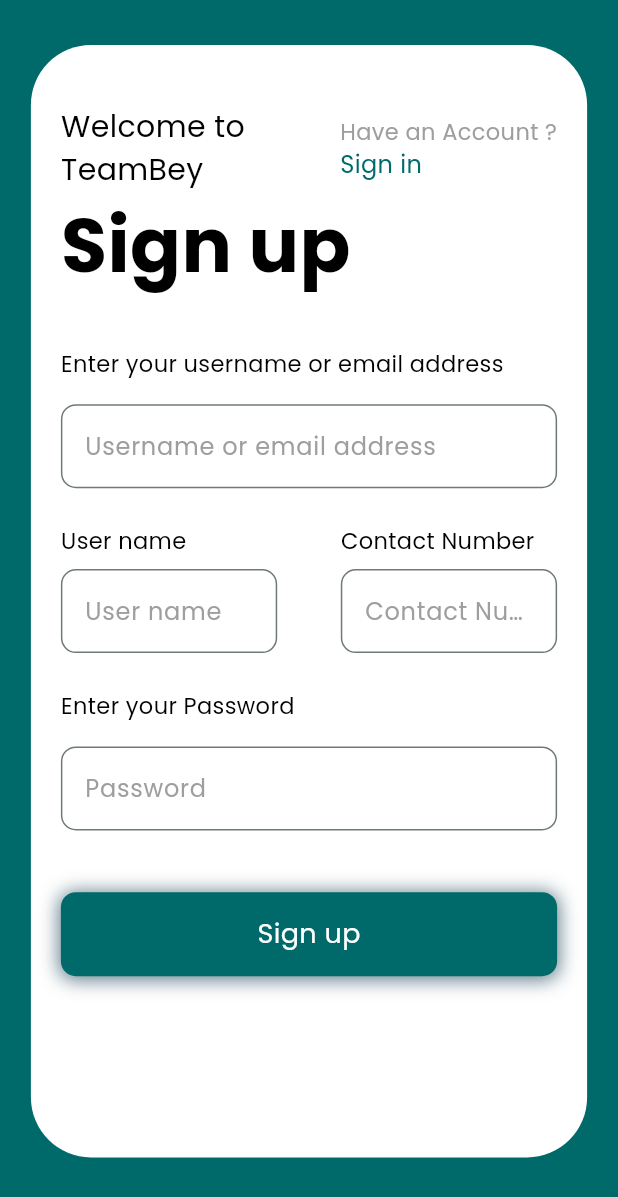
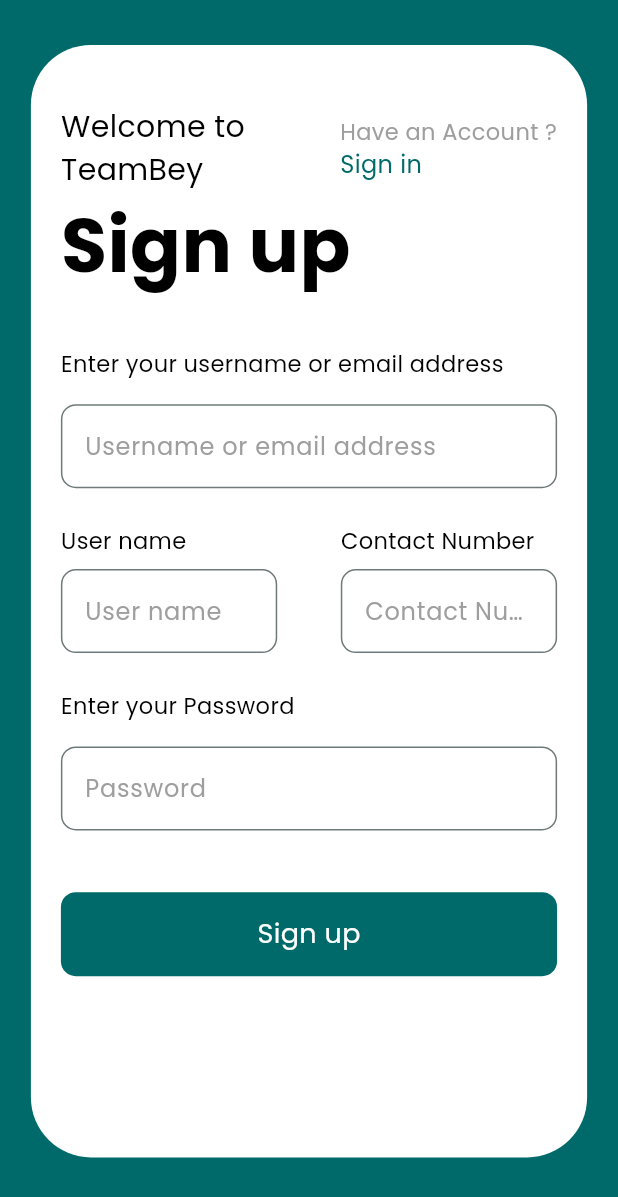
Before and after one commit to TeamBey/teamBey, a Flutter app: the screen it shows after launch, after a tap on "Sign up", on a phone screen of 412 x 824 dp. Shown: the top 1197 px of the screen. Run offline on Flutter 3.47's test engine with Material 3 defaults, Android fonts, the phone set to English and light mode, and no system bars; our stand-ins replace google_fonts.

Commit message:
Update: Small phone screen adaptation

```diff
--- a/mobile/lib/components/sign_in_up_components/buttons.dart
+++ b/mobile/lib/components/sign_in_up_components/buttons.dart
@@ -8,8 +8,11 @@
     return GestureDetector(
       onTap: (){},
       child: Container(
-        width: MediaQuery.of(context).size.width * 0.53,
-        padding: EdgeInsets.all(15),
+        width: MediaQuery.of(context).size.width * 0.55,
+        padding: EdgeInsets.symmetric(
+          vertical: 15,
+          horizontal: 10,
+        ),
         decoration: BoxDecoration(
           color: Color(0xFFFFF4E3),
           borderRadius: BorderRadius.circular(10),
@@ -86,9 +89,6 @@
           decoration: BoxDecoration(
             color: Theme.of(context).colorScheme.primary,
             borderRadius: BorderRadius.circular(10),
-            boxShadow: [
-              BoxShadow(blurRadius: 10,color: Colors.blueGrey,blurStyle: BlurStyle.normal,offset: Offset(0, 1),spreadRadius: 1),
-            ]
           ),
           child: Center(child: TextWidget(color: Colors.white,content: content,bold: false,size: 18)),
       ),
--- a/mobile/lib/pages/sign_in_page.dart
+++ b/mobile/lib/pages/sign_in_page.dart
@@ -29,6 +29,8 @@
               borderRadius: BorderRadius.circular(40)
             ),
             padding: const EdgeInsets.all(20),
+            child: SingleChildScrollView(
+              scrollDirection: Axis.vertical,
               child: Column(
                 children: [
                   welcomeWidget(context,"in"),
@@ -47,7 +49,7 @@
                   Padding(
                     padding: EdgeInsets.only(bottom: screenHeight * 0.03),
                     child: Row(
-                    mainAxisAlignment: MainAxisAlignment.spaceBetween,
+                      mainAxisAlignment: MainAxisAlignment.spaceEvenly,
                       children: [
                         GoogleButtonWidget(),
                         const Fac_APPButtonWidget(image: "assets/images/facebook.png"),
@@ -109,6 +111,7 @@
             ),
           ),
         ),
+      ),
     );
   }
 }
--- a/mobile/lib/pages/sign_up_page.dart
+++ b/mobile/lib/pages/sign_up_page.dart
@@ -32,6 +32,8 @@
                 borderRadius: BorderRadius.circular(40)
             ),
             padding: const EdgeInsets.all(20),
+            child: SingleChildScrollView(
+              scrollDirection: Axis.vertical,
               child: Column(
                 crossAxisAlignment: CrossAxisAlignment.start,
                 children: [
@@ -110,6 +112,7 @@
             ),
           ),
         ),
+      ),
     );
   }
 }
```
Lines whose indentation alone changed are shown as unchanged.
